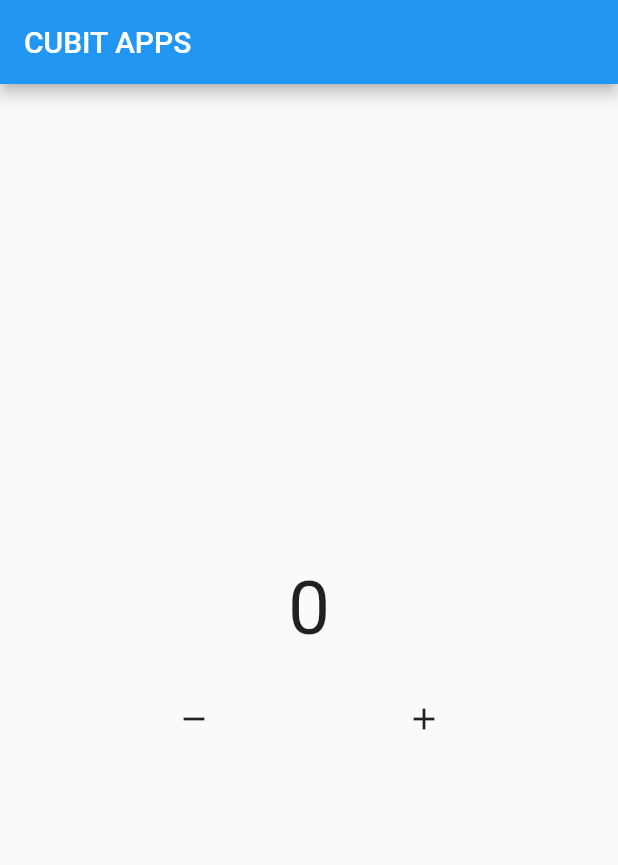
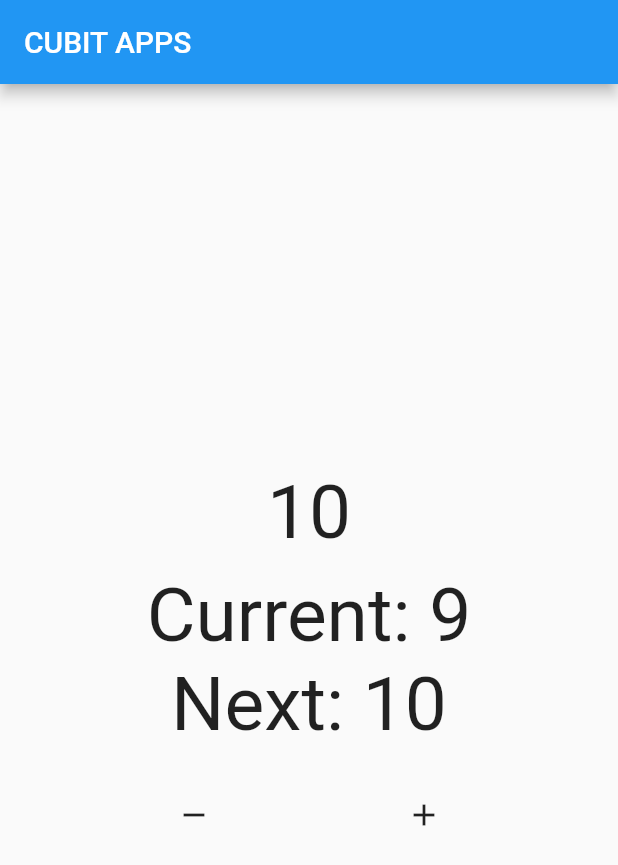
Before and after one commit to rustiana/flutter_sample_block, a Flutter app: the screen it shows after launch, after a tap on the "remove" icon, after a tap on the "add" icon, on a phone screen of 412 x 824 dp. Shown: the top 865 px of the screen. Run offline on Flutter 3.47's test engine with Material 2 defaults, Android fonts, the phone set to English and light mode, and no system bars; our stand-ins replace flutter_bloc.

Commit message:
Observer Cubit

```diff
--- a/lib/page/HomePage.dart
+++ b/lib/page/HomePage.dart
@@ -2,9 +2,12 @@
 import 'package:flutter_bloc/flutter_bloc.dart';
 
 class CounterCubit extends Cubit<int> {
-  CounterCubit({this.intialData = 0}) : super(0);
+  CounterCubit({this.intialData = 10}) : super(intialData);
 
   int intialData;
+
+  int? current;
+  int? next;
 
   void addData() {
     emit(state + 1);
@@ -12,6 +15,19 @@
 
   void minData() {
     emit(state - 1);
+  }
+
+  @override
+  void onChange(Change<int> change) {
+    super.onChange(change);
+    current = change.currentState;
+    next = change.nextState;
+  }
+
+  @override
+  void onError(Object error, StackTrace stackTrace) {
+    super.onError(error, stackTrace);
+    print(error);
   }
 }
 
@@ -32,9 +48,24 @@
             stream: myCounter.stream,
             builder: ((context, snapshot) {
               return Center(
-                child: Text(
-                  "${snapshot.data}",
-                  style: const TextStyle(fontSize: 50),
+                child: Column(
+                  children: [
+                    Text(
+                      "${snapshot.data}",
+                      style: const TextStyle(fontSize: 50),
+                    ),
+                    const SizedBox(
+                      height: 10,
+                    ),
+                    Text(
+                      "Current: ${myCounter.current}",
+                      style: const TextStyle(fontSize: 50),
+                    ),
+                    Text(
+                      "Next: ${myCounter.next}",
+                      style: const TextStyle(fontSize: 50),
+                    ),
+                  ],
                 ),
               );
             })),
```
